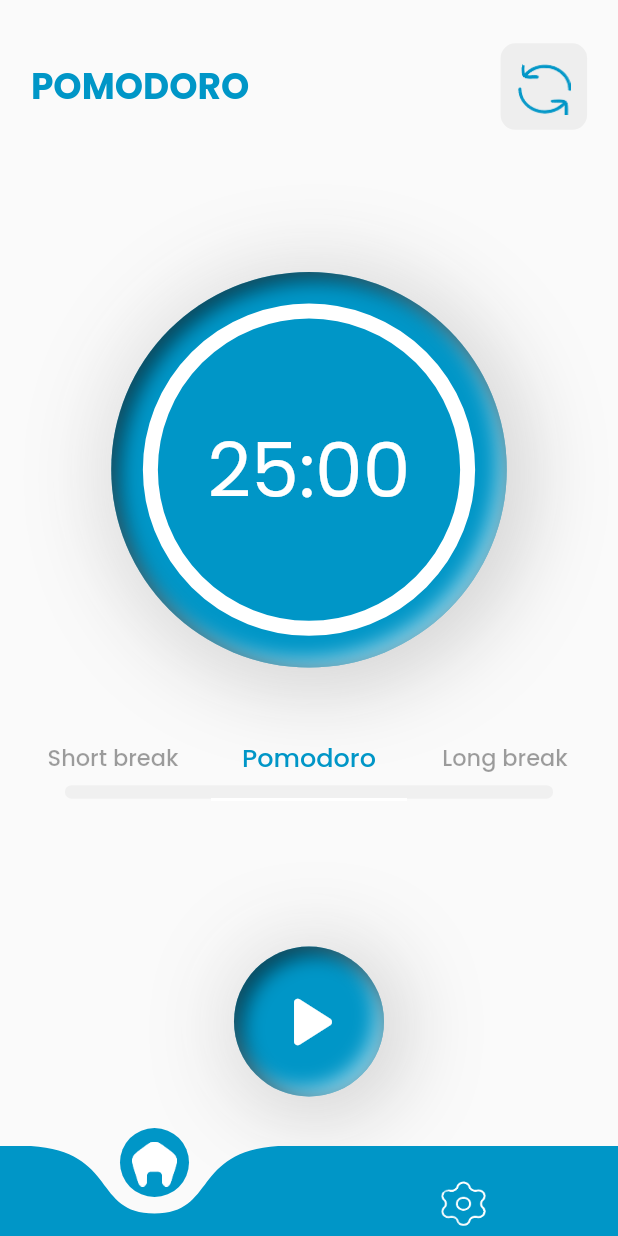
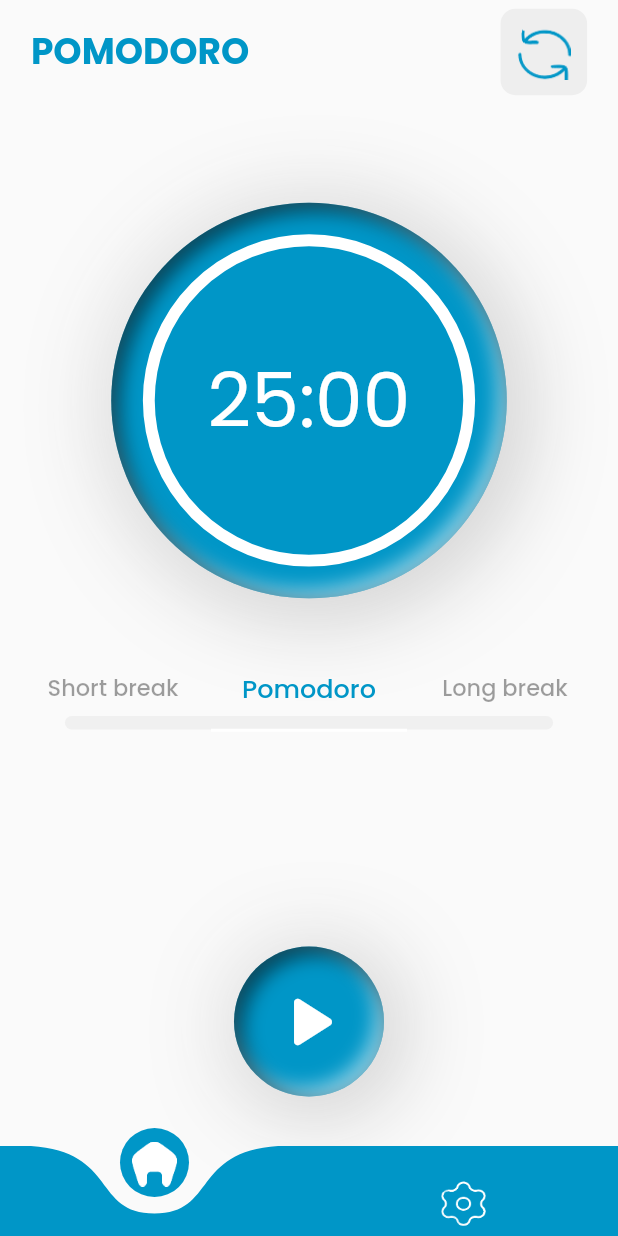
Before and after one commit to minhphan46/Pomodoro_App_Flutter, a Flutter app: the screen it shows after launch, on a phone screen of 412 x 824 dp. Run offline on Flutter 3.47's test engine with Material 2 defaults, Android fonts, the phone set to English and light mode, and no system bars; drawn by our look-alikes of curved_navigation_bar, percent_indicator; our stand-ins replace flutter_inset_box_shadow, google_fonts; missing offline and left inert: container_tab_indicator.

Commit message:
last update

```diff
--- a/lib/screens/home_screen.dart
+++ b/lib/screens/home_screen.dart
@@ -26,12 +26,15 @@ class _HomeScreenState extends State<HomeScreen> {
   int _maxSeconds = 0;
   int seconds = 0;
   Timer? timer;
-  var speed = Duration(milliseconds: 100);
+  var speed = Duration(seconds: 1);
 
   @override
   void didChangeDependencies() {
+    setState(() {});
     _maxSeconds = widget.defaultTime;
     seconds = widget.curentSeconds;
+    //print('meadia height: ${MediaQuery.of(context).size.height}');
+    //print('meadia width: ${MediaQuery.of(context).size.width}');
     super.didChangeDependencies();
   }
 
@@ -111,16 +114,14 @@ class _HomeScreenState extends State<HomeScreen> {
           MyAppBar(
             resetTime: stopTimer,
             height: heightOfScreen * 0.07,
+            heightOfPaddingTop: mediaQuery.padding.top,
             width: widthOfScreen,
           ),
-          SizedBox(
-              height: (heightOfScreen / widthOfScreen >= 1.6)
-                  ? (heightOfScreen * 0.08)
-                  : (heightOfScreen * 0.04)),
+          SizedBox(height: (heightOfScreen * 0.08)),
           ClockWidget(
             seconds: seconds,
             maxSeconds: _maxSeconds,
-            height: (heightOfScreen <= 692) ? 221.44 : (heightOfScreen * 0.32),
+            height: (heightOfScreen * 0.32),
           ),
           SizedBox(height: (heightOfScreen * 0.04)),
           // thanh chon default,  short, long
--- a/lib/screens/setting_screen.dart
+++ b/lib/screens/setting_screen.dart
@@ -260,6 +260,7 @@ class _SettingScreenState extends State<SettingScreen> {
         MyAppBar(
           resetTime: setDefaultAllTime,
           height: heightOfScreen * 0.07,
+          heightOfPaddingTop: mediaQuery.padding.top,
           width: widthOfScreen,
         ),
         SizedBox(
--- a/lib/widgets/home_screen/clock_widget.dart
+++ b/lib/widgets/home_screen/clock_widget.dart
@@ -93,7 +93,7 @@ class ClockWidget extends StatelessWidget {
                 child: CircularPercentIndicator(
                   percent: seconds / maxSeconds,
                   radius: height! * 0.42,
-                  lineWidth: 10,
+                  lineWidth: height! * 0.03,
                   progressColor: Colors.white,
                   circularStrokeCap: CircularStrokeCap.round,
                   backgroundColor:
--- a/lib/widgets/my_app_bar.dart
+++ b/lib/widgets/my_app_bar.dart
@@ -4,14 +4,16 @@ import 'package:google_fonts/google_fonts.dart';
 class MyAppBar extends StatelessWidget {
   final VoidCallback? resetTime;
   final double? height;
+  final double? heightOfPaddingTop;
   final double? width;
-  MyAppBar({this.resetTime, this.height, this.width});
+  MyAppBar({this.resetTime, this.height, this.width, this.heightOfPaddingTop});
 
   @override
   Widget build(BuildContext context) {
     return Container(
       margin: EdgeInsets.symmetric(
-          horizontal: width! * 0.05, vertical: height! * 0.5),
+          horizontal: width! * 0.05,
+          vertical: heightOfPaddingTop! + height! * 0.1),
       height: height,
       child: Row(
         mainAxisAlignment: MainAxisAlignment.spaceBetween,
```
